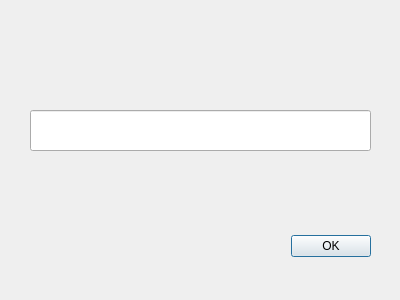
Old version of the form sipentrydialog.ui in the repository coolgopal/apm_planner.
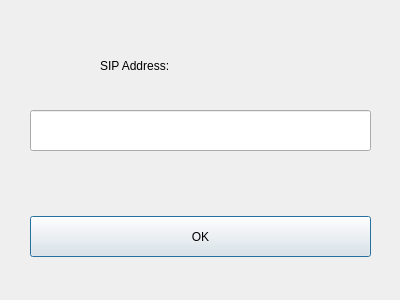
New version of the form.

Commit message: + Update dialogue UI + Fix call not initiated issue

Patch:
```diff
--- a/sipentrydialog.ui
+++ b/sipentrydialog.ui
@@ -13,22 +13,6 @@
   <property name="windowTitle">
    <string>Dialog</string>
   </property>
-  <widget class="QDialogButtonBox" name="buttonBox">
-   <property name="geometry">
-    <rect>
-     <x>30</x>
-     <y>221</y>
-     <width>341</width>
-     <height>51</height>
-    </rect>
-   </property>
-   <property name="orientation">
-    <enum>Qt::Horizontal</enum>
-   </property>
-   <property name="standardButtons">
-    <set>QDialogButtonBox::Ok</set>
-   </property>
-  </widget>
   <widget class="QLineEdit" name="lineEditSIPAddress">
    <property name="geometry">
     <rect>
@@ -39,6 +23,32 @@
     </rect>
    </property>
   </widget>
+  <widget class="QPushButton" name="pushButton_ok">
+   <property name="geometry">
+    <rect>
+     <x>30</x>
+     <y>216</y>
+     <width>341</width>
+     <height>41</height>
+    </rect>
+   </property>
+   <property name="text">
+    <string>OK</string>
+   </property>
+  </widget>
+  <widget class="QLabel" name="label">
+   <property name="geometry">
+    <rect>
+     <x>100</x>
+     <y>50</y>
+     <width>171</width>
+     <height>31</height>
+    </rect>
+   </property>
+   <property name="text">
+    <string>SIP Address:</string>
+   </property>
+  </widget>
  </widget>
  <resources/>
  <connections>
```
Left out of the diff: 35 changed lines with no effect on the pictures. The commit also changes 3 other files.
